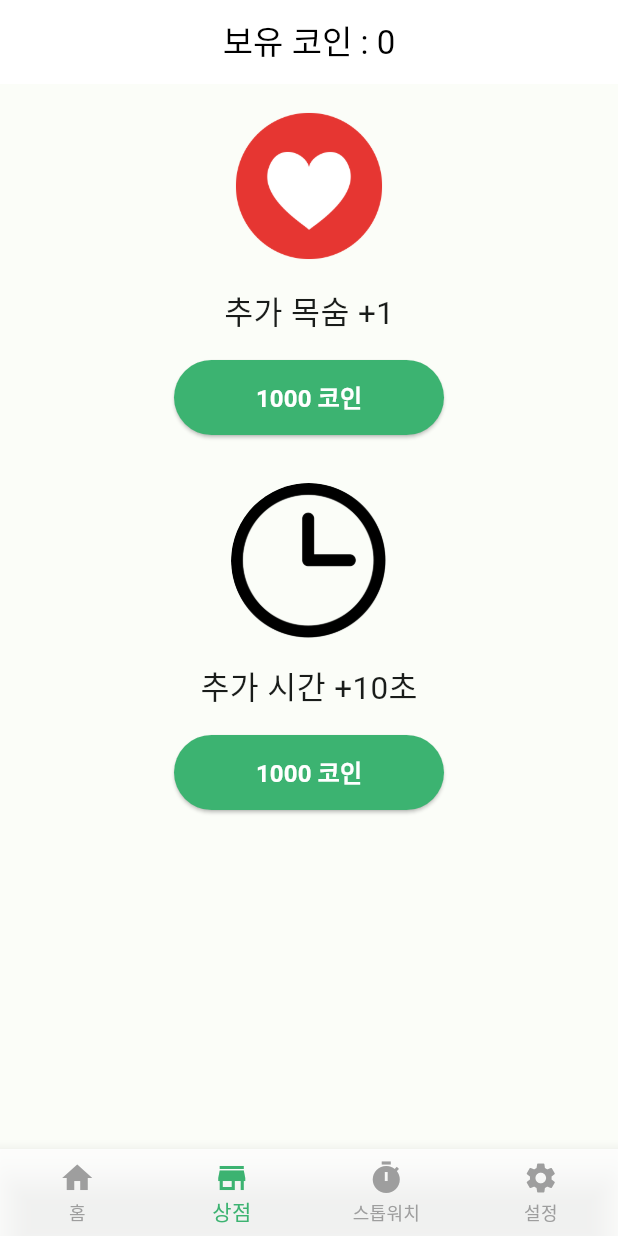
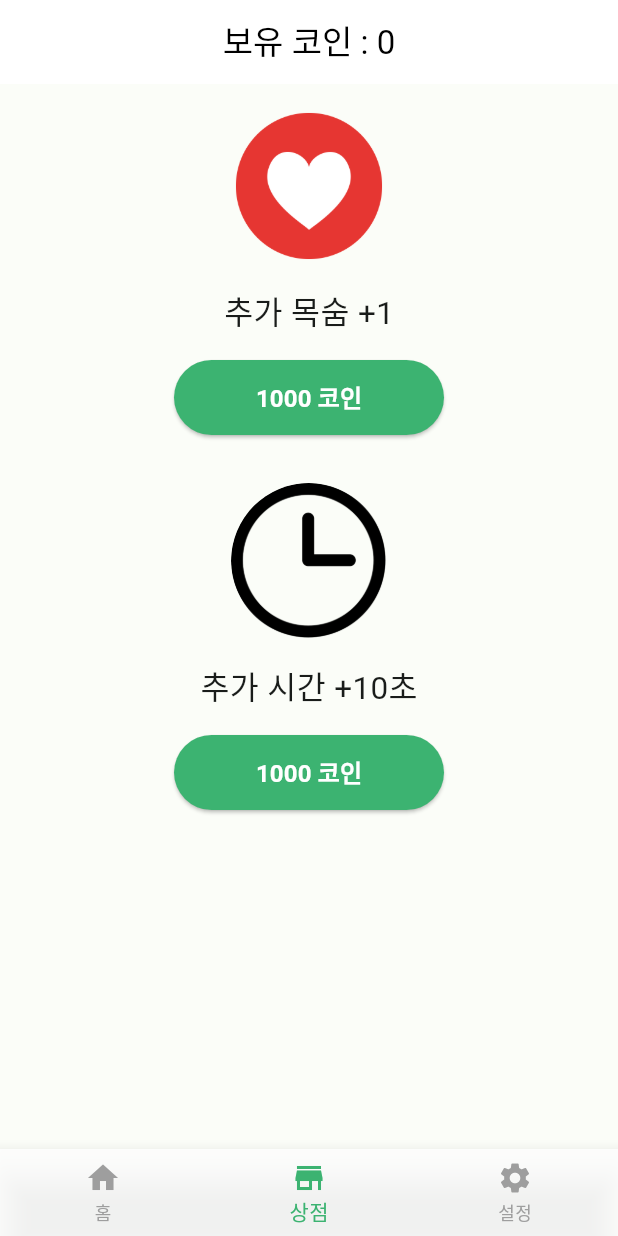
Before and after one commit to parksh3641/OX-Quiz-Common-Sense, a Flutter app: the MarketPage screen opened directly, item 2 of the bottom bar chosen, on a phone screen of 412 x 824 dp. Run offline on Flutter 3.47's test engine with Material 2 defaults, Android fonts, the phone set to English and light mode, and no system bars; our stand-ins replace cloud_firestore, firebase_auth, firebase_core, google_fonts, google_mobile_ads, google_sign_in and 6 more; missing offline and left inert: flutter_share; accounts and stored records are empty; network calls fail.

Commit message:
v1.0.8 코드 변경

```diff
--- a/lib/market_page.dart
+++ b/lib/market_page.dart
@@ -37,7 +37,7 @@ class _MarketPageState extends State<MarketPage> {
           children: [
             HomePage(),
             ShopPage(),
-            StopWatchPage(),
+            //StopWatchPage(),
             //ToDoListPage(),
             SettingPage(),
           ],
@@ -64,10 +64,10 @@ class _MarketPageState extends State<MarketPage> {
               icon: Icon(Icons.store),
               label: "상점",
             ),
-            BottomNavigationBarItem(
-              icon: Icon(Icons.timer),
-              label: "스톱워치",
-            ),
+            // BottomNavigationBarItem(
+            //   icon: Icon(Icons.timer),
+            //   label: "스톱워치",
+            // ),
             // BottomNavigationBarItem(
             //   icon: Icon(Icons.list),
             //   label: "할일",
--- a/pubspec.yaml
+++ b/pubspec.yaml
@@ -15,7 +15,7 @@ publish_to: "none" # Remove this line if you wish to publish to pub.dev
 # In iOS, build-name is used as CFBundleShortVersionString while build-number used as CFBundleVersion.
 # Read more about iOS versioning at
 # https://developer.apple.com/library/archive/documentation/General/Reference/InfoPlistKeyReference/Articles/CoreFoundationKeys.html
-version: 1.0.7+19
+version: 1.0.8+20
 
 environment:
   sdk: ">=2.17.5 <3.0.0"
```
Also changed, not shown: lib/setting_page.dart (+19 -19 lines).
